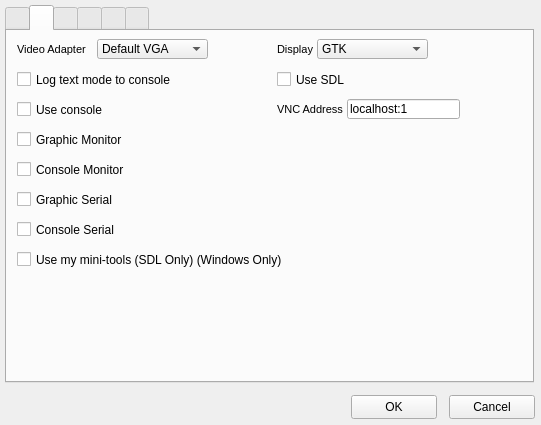
The window that ui/sets.ui (Pixelsuft/qemu-launcher) describes before a commit, drawn with Qt 5.
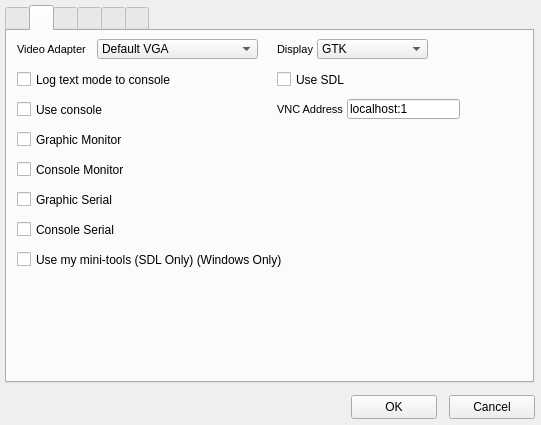
The same window after the commit. The open tabs and pages were chosen to show the change. Icons and pictures are not drawn.

```diff
--- a/ui/sets.ui
+++ b/ui/sets.ui
@@ -729,7 +729,7 @@
        <rect>
         <x>90</x>
         <y>8</y>
-        <width>111</width>
+        <width>161</width>
         <height>20</height>
        </rect>
       </property>
@@ -782,7 +782,7 @@
        <rect>
         <x>10</x>
         <y>40</y>
-        <width>181</width>
+        <width>241</width>
         <height>17</height>
        </rect>
       </property>
```
Left out of the diff: 2 changed lines with no effect on the pictures.
